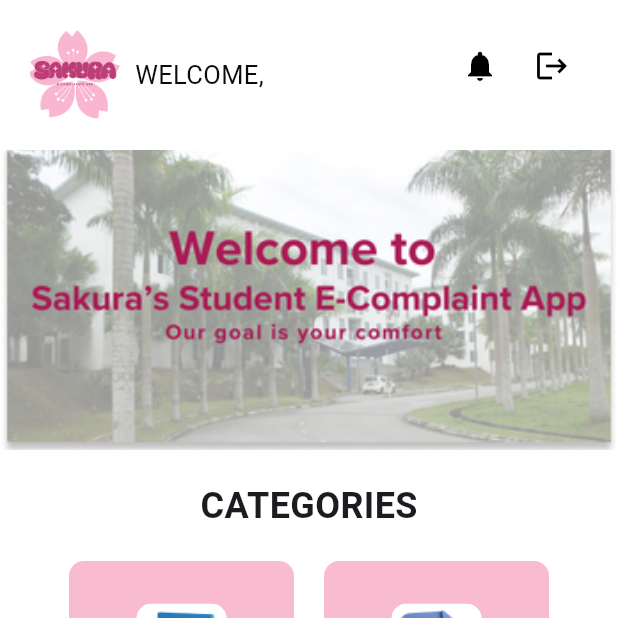
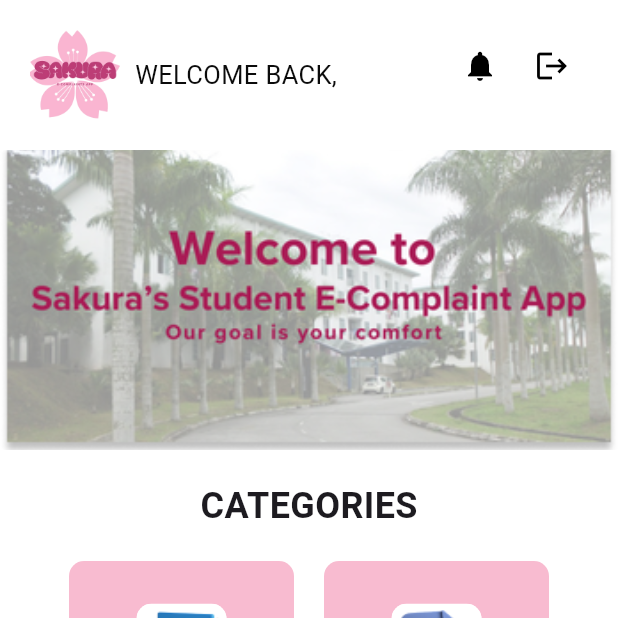
Before and after one commit to shazleesya/sakura-ecomplaints-scm, a Flutter app: the HomePage screen opened directly with empty values, on a phone screen of 412 x 824 dp, the top half of it. Run offline on Flutter 3.47's test engine with Material 3 defaults, Android fonts, the phone set to English and light mode, and no system bars; our stand-ins replace pdf, printing; network calls fail.

Commit message:
Patch: Update student home page header text #2

```diff
--- a/lib/student_home.dart
+++ b/lib/student_home.dart
@@ -83,7 +83,7 @@
                 ),
                 const SizedBox(width: 10),
                 Text(
-                  "WELCOME, ${widget.matricNo}",
+                  "WELCOME BACK, ${widget.matricNo}",
                   style: const TextStyle(
                     fontSize: 17,
                     color: Color.fromARGB(255, 11, 11, 11),
```
